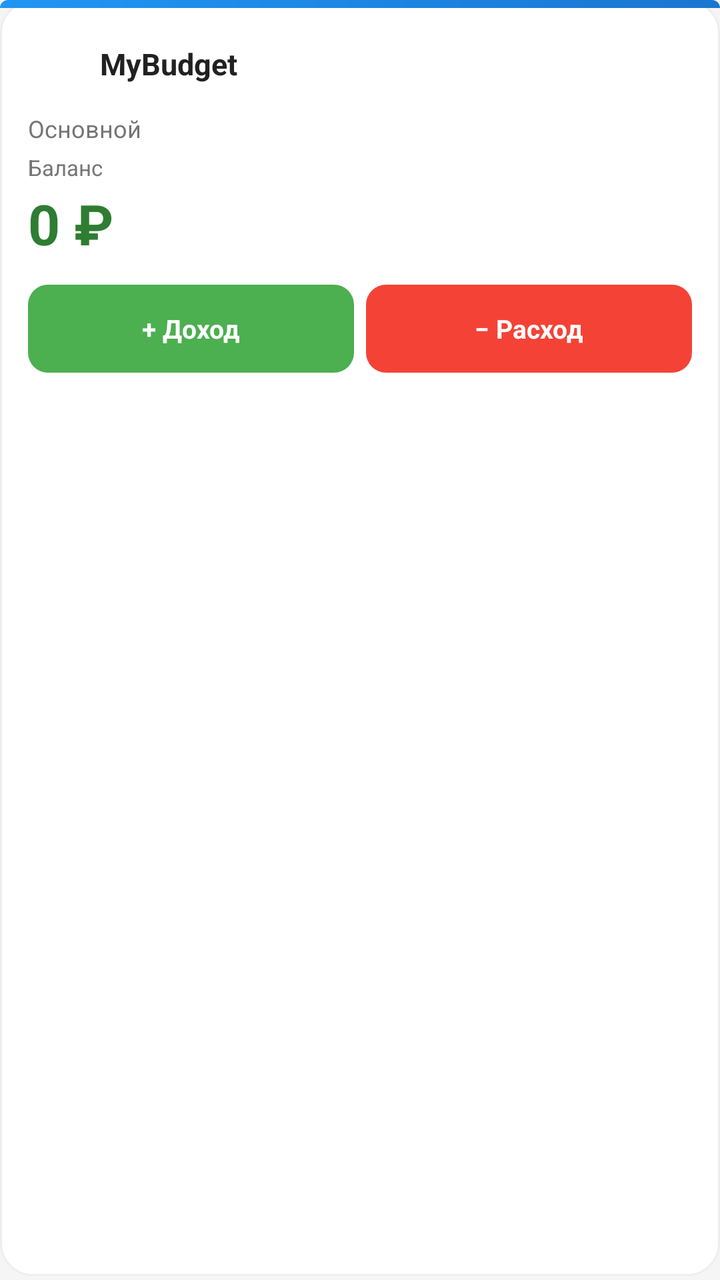
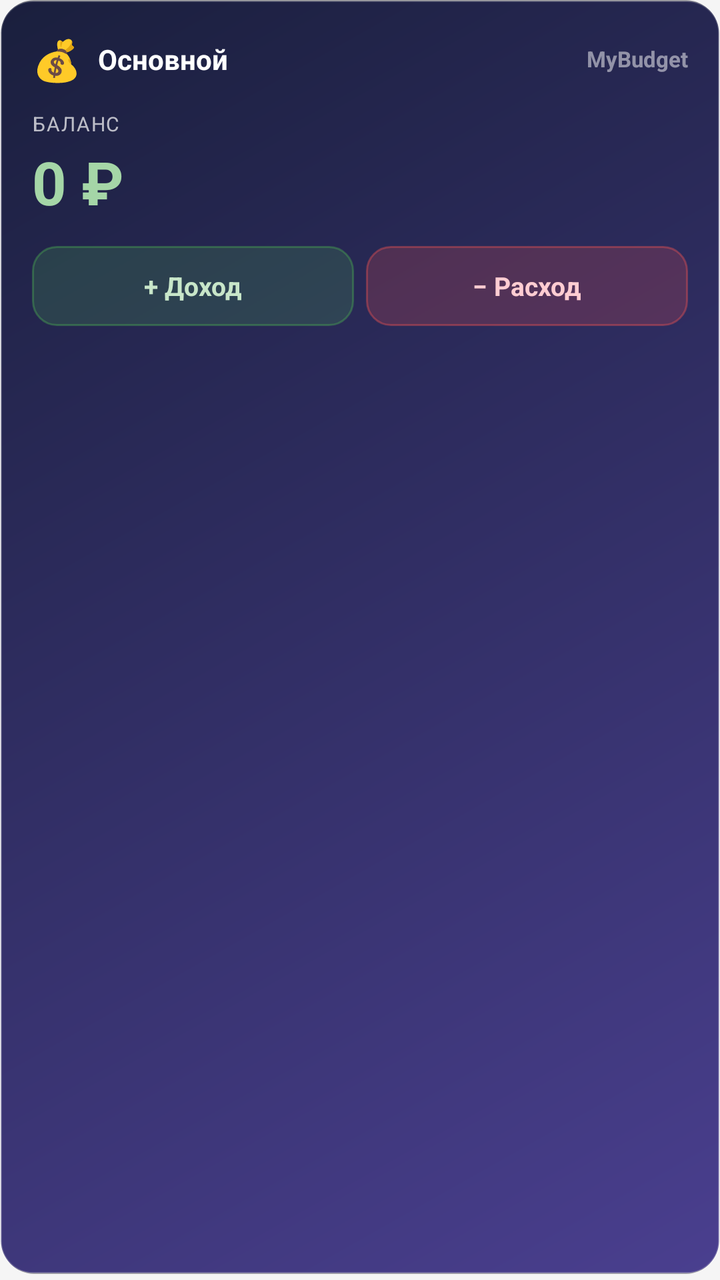

Screens rendered from an Android XML layout before and after an edit, with the pre-edit source and the edit as a unified diff.
<!-- AndroidManifest.xml: application theme Theme.MyBudget -->
<!-- res/layout/widget_budget.xml -->
<?xml version="1.0" encoding="utf-8"?>
<LinearLayout xmlns:android="http://schemas.android.com/apk/res/android"
    android:id="@+id/widgetRoot"
    android:layout_width="match_parent"
    android:layout_height="match_parent"
    android:background="@drawable/widget_card_bg"
    android:orientation="vertical">

    <View
        android:layout_width="match_parent"
        android:layout_height="4dp"
        android:background="@drawable/widget_accent_bar" />

    <LinearLayout
        android:layout_width="match_parent"
        android:layout_height="wrap_content"
        android:orientation="vertical"
        android:padding="@dimen/space_14">

        <LinearLayout
            android:layout_width="match_parent"
            android:layout_height="wrap_content"
            android:gravity="center_vertical"
            android:orientation="horizontal">

            <ImageView
                android:layout_width="28dp"
                android:layout_height="28dp"
                android:contentDescription="@string/widget_name"
                android:src="@mipmap/ic_launcher" />

            <TextView
                android:layout_width="0dp"
                android:layout_height="wrap_content"
                android:layout_marginStart="@dimen/space_8"
                android:layout_weight="1"
                android:text="@string/widget_name"
                android:textColor="@color/text_primary"
                android:textSize="15sp"
                android:textStyle="bold" />
        </LinearLayout>

        <TextView
            android:id="@+id/widgetBudgetName"
            android:layout_width="match_parent"
            android:layout_height="wrap_content"
            android:layout_marginTop="@dimen/space_10"
            android:ellipsize="end"
            android:maxLines="1"
            android:text="@string/budget_profiles_default_name"
            android:textColor="@color/text_secondary"
            android:textSize="12sp" />

        <TextView
            android:layout_width="match_parent"
            android:layout_height="wrap_content"
            android:layout_marginTop="@dimen/space_4"
            android:text="@string/widget_balance_label"
            android:textColor="@color/text_secondary"
            android:textSize="11sp" />

        <TextView
            android:id="@+id/widgetBalance"
            android:layout_width="match_parent"
            android:layout_height="wrap_content"
            android:layout_marginTop="@dimen/space_2"
            android:text="@string/budget_balance_zero"
            android:textColor="@color/primary_green"
            android:textSize="28sp"
            android:textStyle="bold" />

        <LinearLayout
            android:layout_width="match_parent"
            android:layout_height="wrap_content"
            android:layout_marginTop="@dimen/space_12"
            android:orientation="horizontal">

            <TextView
                android:id="@+id/widgetIncomeButton"
                android:layout_width="0dp"
                android:layout_height="wrap_content"
                android:layout_marginEnd="@dimen/space_6"
                android:layout_weight="1"
                android:background="@drawable/widget_btn_income"
                android:gravity="center"
                android:minHeight="@dimen/touch_min_size"
                android:paddingHorizontal="@dimen/space_8"
                android:paddingVertical="@dimen/space_8"
                android:text="@string/shortcut_income"
                android:textColor="@color/white"
                android:textSize="13sp"
                android:textStyle="bold" />

            <TextView
                android:id="@+id/widgetExpenseButton"
                android:layout_width="0dp"
                android:layout_height="wrap_content"
                android:layout_weight="1"
                android:background="@drawable/widget_btn_expense"
                android:gravity="center"
                android:minHeight="@dimen/touch_min_size"
                android:paddingHorizontal="@dimen/space_8"
                android:paddingVertical="@dimen/space_8"
                android:text="@string/shortcut_expense"
                android:textColor="@color/white"
                android:textSize="13sp"
                android:textStyle="bold" />
        </LinearLayout>
    </LinearLayout>
</LinearLayout>
<!-- resources referenced by this layout -->
<resources>
  <color name="primary_green">#2e7d32</color>
  <color name="text_primary">#212121</color>
  <color name="text_secondary">#757575</color>
  <color name="white">#ffffffff</color>
  <dimen name="space_10">10dp</dimen>
  <dimen name="space_14">14dp</dimen>
  <dimen name="space_4">4dp</dimen>
  <dimen name="space_8">8dp</dimen>
  <dimen name="touch_min_size">44dp</dimen>
  <!-- drawable widget_accent_bar (drawable) -->
  <?xml version="1.0" encoding="utf-8"?>
  <shape xmlns:android="http://schemas.android.com/apk/res/android">
      <gradient
          android:angle="0"
          android:endColor="#1976d2"
          android:startColor="#2196f3" />
      <corners
          android:bottomLeftRadius="0dp"
          android:bottomRightRadius="0dp"
          android:topLeftRadius="@dimen/radius_16"
          android:topRightRadius="@dimen/radius_16" />
  </shape>
  <!-- drawable widget_btn_expense (drawable) -->
  <?xml version="1.0" encoding="utf-8"?>
  <shape xmlns:android="http://schemas.android.com/apk/res/android">
      <solid android:color="@color/expense_red" />
      <corners android:radius="@dimen/radius_10" />
  </shape>
  <!-- drawable widget_btn_income (drawable) -->
  <?xml version="1.0" encoding="utf-8"?>
  <shape xmlns:android="http://schemas.android.com/apk/res/android">
      <solid android:color="@color/income_green" />
      <corners android:radius="@dimen/radius_10" />
  </shape>
  <!-- drawable widget_card_bg (drawable) -->
  <?xml version="1.0" encoding="utf-8"?>
  <layer-list xmlns:android="http://schemas.android.com/apk/res/android">
      <item
          android:bottom="2dp"
          android:left="1dp"
          android:right="1dp"
          android:top="1dp">
          <shape android:shape="rectangle">
              <solid android:color="#18000000" />
              <corners android:radius="@dimen/radius_16" />
          </shape>
      </item>
      <item android:bottom="2dp">
          <shape android:shape="rectangle">
              <solid android:color="@color/card_background_white" />
              <stroke
                  android:width="1dp"
                  android:color="@color/border_light" />
              <corners android:radius="@dimen/radius_16" />
          </shape>
      </item>
  </layer-list>
  <!-- mipmap ic_launcher (mipmap-anydpi-v26) -->
  <?xml version="1.0" encoding="utf-8"?>
  <adaptive-icon xmlns:android="http://schemas.android.com/apk/res/android">
      <background android:drawable="@drawable/ic_launcher_background"/>
      <foreground android:drawable="@drawable/ic_launcher_foreground"/>
      <monochrome android:drawable="@drawable/ic_launcher_foreground"/>
  </adaptive-icon>
  <color name="expense_red">#f44336</color>
  <dimen name="radius_10">10dp</dimen>
  <color name="income_green">#4caf50</color>
  <color name="card_background_white">#ffffff</color>
  <color name="border_light">#eeeeee</color>
  <!-- drawable ic_launcher_background (drawable) -->
  <?xml version="1.0" encoding="utf-8"?>
  <vector xmlns:android="http://schemas.android.com/apk/res/android"
      android:height="108dp"
      android:width="108dp"
      android:viewportWidth="108"
      android:viewportHeight="108">
      <path
          android:fillColor="#1976d2"
          android:pathData="M0,0h108v108H0z"/>
  </vector>
  <!-- drawable ic_launcher_foreground (drawable) -->
  <?xml version="1.0" encoding="utf-8"?>
  <vector xmlns:android="http://schemas.android.com/apk/res/android"
      android:height="108dp"
      android:width="108dp"
      android:viewportWidth="108"
      android:viewportHeight="108">
      <path
          android:fillColor="#ffffff"
          android:pathData="M24,38h52c4.4,0 8,3.6 8,8v28c0,4.4 -3.6,8 -8,8H24c-4.4,0 -8,-3.6 -8,-8V46c0,-4.4 3.6,-8 8,-8z"/>
      <path
          android:fillColor="#00acc1"
          android:pathData="M68,54h16c3.3,0 6,2.7 6,6s-2.7,6 -6,6H68c-2.2,0 -4,-1.8 -4,-4v-4c0,-2.2 1.8,-4 4,-4z"/>
      <path
          android:fillColor="#4caf50"
          android:pathData="M40,28h36l6,10H34z"/>
      <path
          android:fillColor="#ffffff"
          android:pathData="M44,62h8v4h-8z"/>
  </vector>
  <!-- unchanged entries left out for length: 19 -->
</resources>

<!-- the commit's change to res/layout/widget_budget.xml (unified diff, before → after) -->
@@ -3,108 +3,102 @@
     android:id="@+id/widgetRoot"
     android:layout_width="match_parent"
     android:layout_height="match_parent"
-    android:background="@drawable/widget_card_bg"
-    android:orientation="vertical">
-
-    <View
-        android:layout_width="match_parent"
-        android:layout_height="4dp"
-        android:background="@drawable/widget_accent_bar" />
+    android:background="@drawable/widget_card_gradient_dark"
+    android:orientation="vertical"
+    android:padding="@dimen/space_16">
 
     <LinearLayout
         android:layout_width="match_parent"
         android:layout_height="wrap_content"
-        android:orientation="vertical"
-        android:padding="@dimen/space_14">
+        android:gravity="center_vertical"
+        android:orientation="horizontal">
 
-        <LinearLayout
-            android:layout_width="match_parent"
+        <TextView
+            android:id="@+id/widgetAppIcon"
+            android:layout_width="wrap_content"
             android:layout_height="wrap_content"
-            android:gravity="center_vertical"
-            android:orientation="horizontal">
-
-            <ImageView
-                android:layout_width="28dp"
-                android:layout_height="28dp"
-                android:contentDescription="@string/widget_name"
-                android:src="@mipmap/ic_launcher" />
-
-            <TextView
-                android:layout_width="0dp"
-                android:layout_height="wrap_content"
-                android:layout_marginStart="@dimen/space_8"
-                android:layout_weight="1"
-                android:text="@string/widget_name"
-                android:textColor="@color/text_primary"
-                android:textSize="15sp"
-                android:textStyle="bold" />
-        </LinearLayout>
+            android:text="@string/main_icon_budget"
+            android:textSize="20sp" />
 
         <TextView
             android:id="@+id/widgetBudgetName"
-            android:layout_width="match_parent"
+            android:layout_width="0dp"
             android:layout_height="wrap_content"
-            android:layout_marginTop="@dimen/space_10"
+            android:layout_marginStart="@dimen/space_8"
+            android:layout_weight="1"
             android:ellipsize="end"
             android:maxLines="1"
             android:text="@string/budget_profiles_default_name"
-            android:textColor="@color/text_secondary"
-            android:textSize="12sp" />
+            android:textColor="@color/widget_text_primary_dark"
+            android:textSize="14sp"
+            android:textStyle="bold" />
 
         <TextView
-            android:layout_width="match_parent"
+            android:id="@+id/widgetAppLabel"
+            android:layout_width="wrap_content"
             android:layout_height="wrap_content"
-            android:layout_marginTop="@dimen/space_4"
-            android:text="@string/widget_balance_label"
-            android:textColor="@color/text_secondary"
-            android:textSize="11sp" />
+            android:text="@string/widget_name"
+            android:textColor="@color/widget_text_muted_dark"
+            android:textSize="11sp"
+            android:textStyle="bold" />
+    </LinearLayout>
+
+    <TextView
+        android:id="@+id/widgetBalanceLabel"
+        android:layout_width="match_parent"
+        android:layout_height="wrap_content"
+        android:layout_marginTop="@dimen/space_12"
+        android:letterSpacing="0.06"
+        android:text="@string/widget_balance_label"
+        android:textAllCaps="true"
+        android:textColor="@color/widget_text_secondary_dark"
+        android:textSize="10sp" />
+
+    <TextView
+        android:id="@+id/widgetBalance"
+        android:layout_width="match_parent"
+        android:layout_height="wrap_content"
+        android:layout_marginTop="@dimen/space_2"
+        android:text="@string/budget_balance_zero"
+        android:textColor="@color/widget_balance_positive_dark"
+        android:textSize="30sp"
+        android:textStyle="bold" />
+
+    <LinearLayout
+        android:layout_width="match_parent"
+        android:layout_height="wrap_content"
+        android:layout_marginTop="@dimen/space_12"
+        android:orientation="horizontal">
 
         <TextView
-            android:id="@+id/widgetBalance"
-            android:layout_width="match_parent"
+            android:id="@+id/widgetIncomeButton"
+            android:layout_width="0dp"
             android:layout_height="wrap_content"
-            android:layout_marginTop="@dimen/space_2"
-            android:text="@string/budget_balance_zero"
-            android:textColor="@color/primary_green"
-            android:textSize="28sp"
+            android:layout_marginEnd="@dimen/space_6"
+            android:layout_weight="1"
+            android:background="@drawable/widget_btn_income_dark"
+            android:gravity="center"
+            android:minHeight="40dp"
+            android:paddingHorizontal="@dimen/space_8"
+            android:paddingVertical="@dimen/space_8"
+            android:text="@string/shortcut_income"
+            android:textColor="@color/widget_income_text_dark"
+            android:textSize="13sp"
             android:textStyle="bold" />
 
-        <LinearLayout
-            android:layout_width="match_parent"
+        <TextView
+            android:id="@+id/widgetExpenseButton"
+            android:layout_width="0dp"
             android:layout_height="wrap_content"
-            android:layout_marginTop="@dimen/space_12"
-            android:orientation="horizontal">
-
-            <TextView
-                android:id="@+id/widgetIncomeButton"
-                android:layout_width="0dp"
-                android:layout_height="wrap_content"
-                android:layout_marginEnd="@dimen/space_6"
-                android:layout_weight="1"
-                android:background="@drawable/widget_btn_income"
-                android:gravity="center"
-                android:minHeight="@dimen/touch_min_size"
-                android:paddingHorizontal="@dimen/space_8"
-                android:paddingVertical="@dimen/space_8"
-                android:text="@string/shortcut_income"
-                android:textColor="@color/white"
-                android:textSize="13sp"
-                android:textStyle="bold" />
-
-            <TextView
-                android:id="@+id/widgetExpenseButton"
-                android:layout_width="0dp"
-                android:layout_height="wrap_content"
-                android:layout_weight="1"
-                android:background="@drawable/widget_btn_expense"
-                android:gravity="center"
-                android:minHeight="@dimen/touch_min_size"
-                android:paddingHorizontal="@dimen/space_8"
-                android:paddingVertical="@dimen/space_8"
-                android:text="@string/shortcut_expense"
-                android:textColor="@color/white"
-                android:textSize="13sp"
-                android:textStyle="bold" />
-        </LinearLayout>
+            android:layout_weight="1"
+            android:background="@drawable/widget_btn_expense_dark"
+            android:gravity="center"
+            android:minHeight="40dp"
+            android:paddingHorizontal="@dimen/space_8"
+            android:paddingVertical="@dimen/space_8"
+            android:text="@string/shortcut_expense"
+            android:textColor="@color/widget_expense_text_dark"
+            android:textSize="13sp"
+            android:textStyle="bold" />
     </LinearLayout>
 </LinearLayout>
<!-- resource entries referenced after the edit -->
@@ -1,105 +1,59 @@
 <!-- resources referenced by this layout -->
 <resources>
-  <color name="primary_green">#2e7d32</color>
-  <color name="text_primary">#212121</color>
-  <color name="text_secondary">#757575</color>
-  <color name="white">#ffffffff</color>
-  <dimen name="space_10">10dp</dimen>
-  <dimen name="space_14">14dp</dimen>
-  <dimen name="space_4">4dp</dimen>
+  <color name="widget_balance_positive_dark">#a5d6a7</color>
+  <color name="widget_expense_text_dark">#ffcdd2</color>
+  <color name="widget_income_text_dark">#c8e6c9</color>
+  <color name="widget_text_muted_dark">#80ffffff</color>
+  <color name="widget_text_primary_dark">#ffffff</color>
+  <color name="widget_text_secondary_dark">#b3ffffff</color>
+  <dimen name="space_16">16dp</dimen>
   <dimen name="space_8">8dp</dimen>
-  <dimen name="touch_min_size">44dp</dimen>
-  <!-- drawable widget_accent_bar (drawable) -->
+  <!-- drawable widget_btn_expense_dark (drawable) -->
   <?xml version="1.0" encoding="utf-8"?>
   <shape xmlns:android="http://schemas.android.com/apk/res/android">
-      <gradient
-          android:angle="0"
-          android:endColor="#1976d2"
-          android:startColor="#2196f3" />
-      <corners
-          android:bottomLeftRadius="0dp"
-          android:bottomRightRadius="0dp"
-          android:topLeftRadius="@dimen/radius_16"
-          android:topRightRadius="@dimen/radius_16" />
+      <solid android:color="#33EF5350" />
+      <stroke
+          android:width="1dp"
+          android:color="#66EF5350" />
+      <corners android:radius="@dimen/radius_12" />
   </shape>
-  <!-- drawable widget_btn_expense (drawable) -->
+  <!-- drawable widget_btn_income_dark (drawable) -->
   <?xml version="1.0" encoding="utf-8"?>
   <shape xmlns:android="http://schemas.android.com/apk/res/android">
-      <solid android:color="@color/expense_red" />
-      <corners android:radius="@dimen/radius_10" />
+      <solid android:color="#334CAF50" />
+      <stroke
+          android:width="1dp"
+          android:color="#664CAF50" />
+      <corners android:radius="@dimen/radius_12" />
   </shape>
-  <!-- drawable widget_btn_income (drawable) -->
-  <?xml version="1.0" encoding="utf-8"?>
-  <shape xmlns:android="http://schemas.android.com/apk/res/android">
-      <solid android:color="@color/income_green" />
-      <corners android:radius="@dimen/radius_10" />
-  </shape>
-  <!-- drawable widget_card_bg (drawable) -->
+  <!-- drawable widget_card_gradient_dark (drawable) -->
   <?xml version="1.0" encoding="utf-8"?>
   <layer-list xmlns:android="http://schemas.android.com/apk/res/android">
       <item
-          android:bottom="2dp"
+          android:bottom="3dp"
           android:left="1dp"
-          android:right="1dp"
-          android:top="1dp">
+          android:right="1dp">
           <shape android:shape="rectangle">
-              <solid android:color="#18000000" />
+              <solid android:color="#66000000" />
               <corners android:radius="@dimen/radius_16" />
           </shape>
       </item>
-      <item android:bottom="2dp">
+      <item android:bottom="3dp">
           <shape android:shape="rectangle">
-              <solid android:color="@color/card_background_white" />
+              <gradient
+                  android:angle="135"
+                  android:endColor="#FF1A1F3D"
+                  android:startColor="#FF4A3F8F"
+                  android:type="linear" />
               <stroke
                   android:width="1dp"
-                  android:color="@color/border_light" />
+                  android:color="#33FFFFFF" />
               <corners android:radius="@dimen/radius_16" />
           </shape>
       </item>
   </layer-list>
-  <!-- mipmap ic_launcher (mipmap-anydpi-v26) -->
-  <?xml version="1.0" encoding="utf-8"?>
-  <adaptive-icon xmlns:android="http://schemas.android.com/apk/res/android">
-      <background android:drawable="@drawable/ic_launcher_background"/>
-      <foreground android:drawable="@drawable/ic_launcher_foreground"/>
-      <monochrome android:drawable="@drawable/ic_launcher_foreground"/>
-  </adaptive-icon>
-  <color name="expense_red">#f44336</color>
-  <dimen name="radius_10">10dp</dimen>
-  <color name="income_green">#4caf50</color>
-  <color name="card_background_white">#ffffff</color>
-  <color name="border_light">#eeeeee</color>
-  <!-- drawable ic_launcher_background (drawable) -->
-  <?xml version="1.0" encoding="utf-8"?>
-  <vector xmlns:android="http://schemas.android.com/apk/res/android"
-      android:height="108dp"
-      android:width="108dp"
-      android:viewportWidth="108"
-      android:viewportHeight="108">
-      <path
-          android:fillColor="#1976d2"
-          android:pathData="M0,0h108v108H0z"/>
-  </vector>
-  <!-- drawable ic_launcher_foreground (drawable) -->
-  <?xml version="1.0" encoding="utf-8"?>
-  <vector xmlns:android="http://schemas.android.com/apk/res/android"
-      android:height="108dp"
-      android:width="108dp"
-      android:viewportWidth="108"
-      android:viewportHeight="108">
-      <path
-          android:fillColor="#ffffff"
-          android:pathData="M24,38h52c4.4,0 8,3.6 8,8v28c0,4.4 -3.6,8 -8,8H24c-4.4,0 -8,-3.6 -8,-8V46c0,-4.4 3.6,-8 8,-8z"/>
-      <path
-          android:fillColor="#00acc1"
-          android:pathData="M68,54h16c3.3,0 6,2.7 6,6s-2.7,6 -6,6H68c-2.2,0 -4,-1.8 -4,-4v-4c0,-2.2 1.8,-4 4,-4z"/>
-      <path
-          android:fillColor="#4caf50"
-          android:pathData="M40,28h36l6,10H34z"/>
-      <path
-          android:fillColor="#ffffff"
-          android:pathData="M44,62h8v4h-8z"/>
-  </vector>
+  <string name="main_icon_budget">💰</string>
+  <dimen name="radius_12">12dp</dimen>
   <!-- unchanged entries left out for length: 19 -->
 </resources>
 
